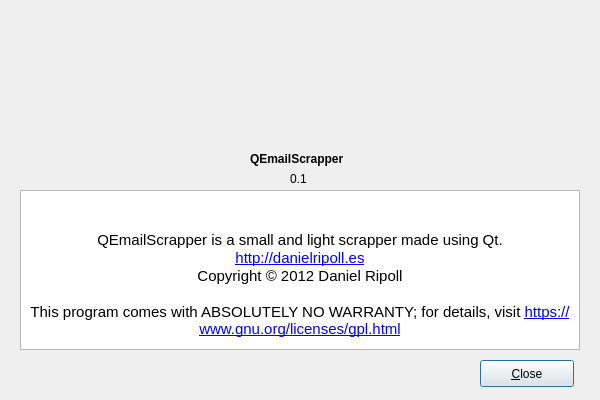
Before: the Qt Designer form aboutqemailscrapper.ui in JustDevZero-vault/QEmailScrapper, drawn with Qt 5.
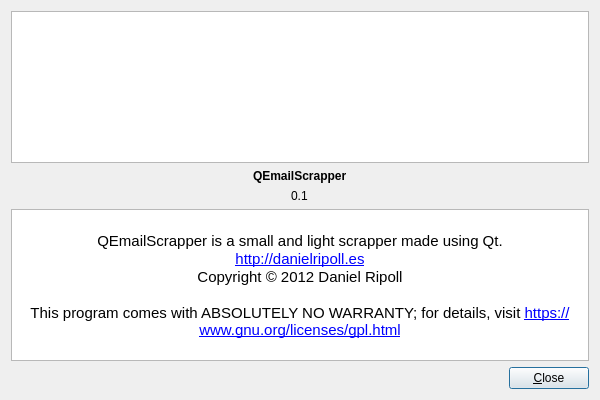
After: the same form once the commit is applied.

Commit message:
Modified the AboutQEmailScrapper view
--
Daniel Ripoll Osma
www.danielripoll.es
6688.27.4.90

Web & Desktop Developer

Patch:
```diff
--- a/aboutqemailscrapper.ui
+++ b/aboutqemailscrapper.ui
@@ -31,34 +31,30 @@
   <property name="windowTitle">
    <string>Dialog</string>
   </property>
-  <widget class="QLabel" name="label">
-   <property name="geometry">
-    <rect>
-     <x>250</x>
-     <y>150</y>
-     <width>150</width>
-     <height>17</height>
-    </rect>
-   </property>
-   <property name="font">
-    <font>
-     <weight>75</weight>
-     <bold>true</bold>
-    </font>
-   </property>
-   <property name="text">
-    <string notr="true">QEmailScrapper</string>
-   </property>
-  </widget>
-  <widget class="QLabel" name="label_2">
-   <property name="geometry">
-    <rect>
-     <x>290</x>
-     <y>170</y>
-     <width>21</width>
-     <height>17</height>
-    </rect>
-   </property>
+  <layout class="QGridLayout" name="gridLayout_2">
+   <item row="0" column="0" colspan="2">
+    <layout class="QVBoxLayout" name="verticalLayout">
+     <item>
+      <widget class="QTextBrowser" name="textBrowser">
+       <property name="documentTitle">
+        <string notr="true"/>
+       </property>
+       <property name="html">
+        <string notr="true">&lt;!DOCTYPE HTML PUBLIC &quot;-//W3C//DTD HTML 4.0//EN&quot; &quot;http://www.w3.org/TR/REC-html40/strict.dtd&quot;&gt;
+&lt;html&gt;&lt;head&gt;&lt;meta name=&quot;qrichtext&quot; content=&quot;1&quot; /&gt;&lt;style type=&quot;text/css&quot;&gt;
+p, li { white-space: pre-wrap; }
+&lt;/style&gt;&lt;/head&gt;&lt;body style=&quot; font-family:'Liberation Sans'; font-size:11pt; font-weight:400; font-style:normal;&quot;&gt;
+&lt;p style=&quot;-qt-paragraph-type:empty; margin-top:0px; margin-bottom:0px; margin-left:0px; margin-right:0px; -qt-block-indent:0; text-indent:0px;&quot;&gt;&lt;br /&gt;&lt;/p&gt;&lt;/body&gt;&lt;/html&gt;</string>
+       </property>
+       <property name="openLinks">
+        <bool>false</bool>
+       </property>
+      </widget>
+     </item>
+     <item>
+      <layout class="QGridLayout" name="gridLayout">
+       <item row="1" column="0" alignment="Qt::AlignHCenter">
+        <widget class="QLabel" name="mui_version">
    <property name="font">
     <font>
      <weight>50</weight>
@@ -69,15 +65,22 @@
     <string notr="true">0.1</string>
    </property>
   </widget>
+       </item>
+       <item row="0" column="0" alignment="Qt::AlignHCenter">
+        <widget class="QLabel" name="label_3">
+         <property name="font">
+          <font>
+           <weight>75</weight>
+           <bold>true</bold>
+          </font>
+         </property>
+         <property name="text">
+          <string>QEmailScrapper</string>
+         </property>
+        </widget>
+       </item>
+       <item row="2" column="0">
   <widget class="QTextBrowser" name="mui_texbrowser">
-   <property name="geometry">
-    <rect>
-     <x>20</x>
-     <y>190</y>
-     <width>560</width>
-     <height>160</height>
-    </rect>
-   </property>
    <property name="autoFillBackground">
     <bool>false</bool>
    </property>
@@ -93,7 +96,6 @@
 p, li { white-space: pre-wrap; }
 &lt;/style&gt;&lt;/head&gt;&lt;body style=&quot; font-family:'Liberation Sans'; font-size:11pt; font-weight:400; font-style:normal;&quot;&gt;
 &lt;p align=&quot;center&quot; style=&quot;-qt-paragraph-type:empty; margin-top:0px; margin-bottom:0px; margin-left:0px; margin-right:0px; -qt-block-indent:0; text-indent:0px;&quot;&gt;&lt;br /&gt;&lt;/p&gt;
-&lt;p align=&quot;center&quot; style=&quot;-qt-paragraph-type:empty; margin-top:0px; margin-bottom:0px; margin-left:0px; margin-right:0px; -qt-block-indent:0; text-indent:0px;&quot;&gt;&lt;br /&gt;&lt;/p&gt;
 &lt;p align=&quot;center&quot; style=&quot; margin-top:0px; margin-bottom:0px; margin-left:0px; margin-right:0px; -qt-block-indent:0; text-indent:0px;&quot;&gt;QEmailScrapper is a small and light scrapper made using Qt.&lt;/p&gt;
 &lt;p align=&quot;center&quot; style=&quot; margin-top:0px; margin-bottom:0px; margin-left:0px; margin-right:0px; -qt-block-indent:0; text-indent:0px;&quot;&gt;&lt;a href=&quot;http://danielripoll.es&quot;&gt;&lt;span style=&quot; text-decoration: underline; color:#0000ff;&quot;&gt;http://danielripoll.es&lt;/span&gt;&lt;/a&gt;&lt;/p&gt;
 &lt;p align=&quot;center&quot; style=&quot; margin-top:0px; margin-bottom:0px; margin-left:0px; margin-right:0px; -qt-block-indent:0; text-indent:0px;&quot;&gt;Copyright © 2012 Daniel Ripoll&lt;/p&gt;
@@ -110,19 +112,32 @@
     <bool>true</bool>
    </property>
   </widget>
-  <widget class="QPushButton" name="pushButton">
-   <property name="geometry">
-    <rect>
-     <x>480</x>
-     <y>360</y>
-     <width>94</width>
-     <height>27</height>
-    </rect>
-   </property>
+       </item>
+      </layout>
+     </item>
+    </layout>
+   </item>
+   <item row="1" column="0">
+    <spacer name="horizontalSpacer">
+     <property name="orientation">
+      <enum>Qt::Horizontal</enum>
+     </property>
+     <property name="sizeHint" stdset="0">
+      <size>
+       <width>488</width>
+       <height>20</height>
+      </size>
+     </property>
+    </spacer>
+   </item>
+   <item row="1" column="1">
+    <widget class="QPushButton" name="closeButton">
    <property name="text">
     <string>&amp;Close</string>
    </property>
   </widget>
+   </item>
+  </layout>
  </widget>
  <resources/>
  <connections/>
```
Left out of the diff: 2 changed lines with no effect on the pictures. Lines whose indentation alone changed are shown as unchanged. The commit also changes 2 other files.
